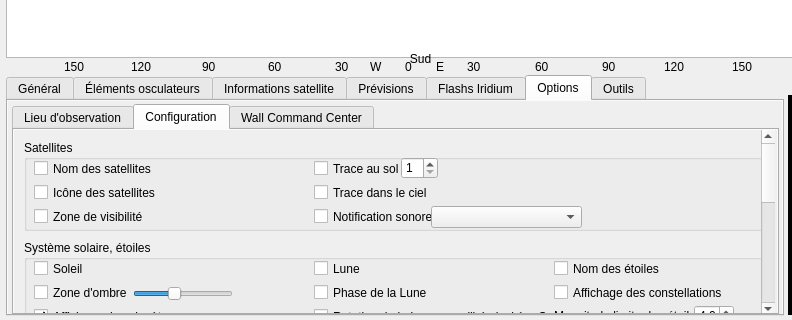
First picture: the form in previsat.ui, repository mconsidine/previsat_archive, before the edit; both pictures show x 0 to 792 and y 370 to 690 of the 1068 by 690 pixel window.
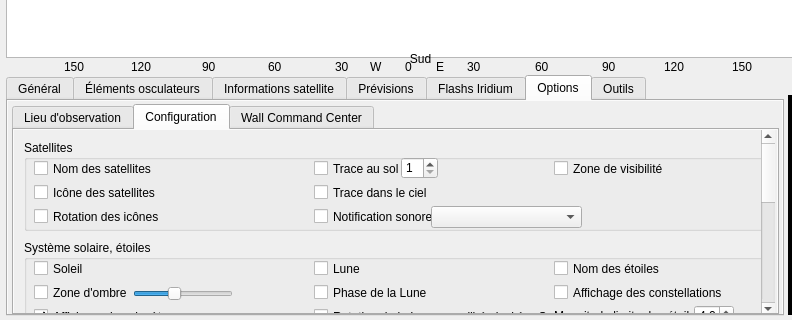
Second picture: the form after the edit. The open tabs and pages were chosen to show the change. Icons and pictures are not drawn.

Commit message: Ajout de la rotation des icones des satellites

Patch:
```diff
--- a/previsat.ui
+++ b/previsat.ui
@@ -9562,7 +9562,7 @@
                <property name="geometry">
                 <rect>
                  <x>0</x>
-                 <y>0</y>
+                 <y>-52</y>
                  <width>784</width>
                  <height>500</height>
                 </rect>
@@ -10157,8 +10157,8 @@
                 <widget class="QCheckBox" name="affvisib">
                  <property name="geometry">
                   <rect>
-                   <x>10</x>
-                   <y>68</y>
+                   <x>530</x>
+                   <y>20</y>
                    <width>112</width>
                    <height>17</height>
                   </rect>
@@ -10259,6 +10259,22 @@
                   <string notr="true"/>
                  </property>
                 </widget>
+                <widget class="QCheckBox" name="rotationIcones">
+                 <property name="geometry">
+                  <rect>
+                   <x>10</x>
+                   <y>68</y>
+                   <width>141</width>
+                   <height>17</height>
+                  </rect>
+                 </property>
+                 <property name="font">
+                  <font/>
+                 </property>
+                 <property name="text">
+                  <string>Rotation des icônes</string>
+                 </property>
+                </widget>
                </widget>
                <widget class="QGroupBox" name="grpSystemeSolaire">
                 <property name="geometry">
```
Left out of the diff: 4 changed lines with no effect on the pictures. The commit also changes 4 other files.
